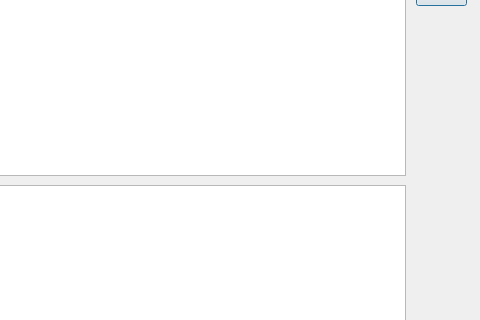
Old version of the form NetworkHandler/NetworkHandler/sniffdialog.ui in the repository jdaeman/qt; both pictures show x 214 to 694 and y 95 to 415 of the 694 by 664 pixel window.
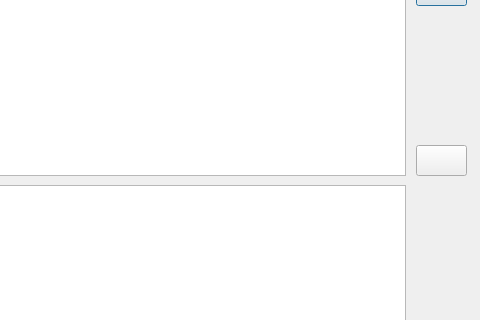
New version of the form.

Diff of the .ui file:
```diff
--- a/NetworkHandler/NetworkHandler/sniffdialog.ui
+++ b/NetworkHandler/NetworkHandler/sniffdialog.ui
@@ -88,6 +88,19 @@
     <string/>
    </property>
   </widget>
+  <widget class="QPushButton" name="push_bot">
+   <property name="geometry">
+    <rect>
+     <x>630</x>
+     <y>240</y>
+     <width>51</width>
+     <height>31</height>
+    </rect>
+   </property>
+   <property name="text">
+    <string/>
+   </property>
+  </widget>
  </widget>
  <resources/>
  <connections/>
```
Left out of the diff: 2 changed lines with no effect on the pictures.
